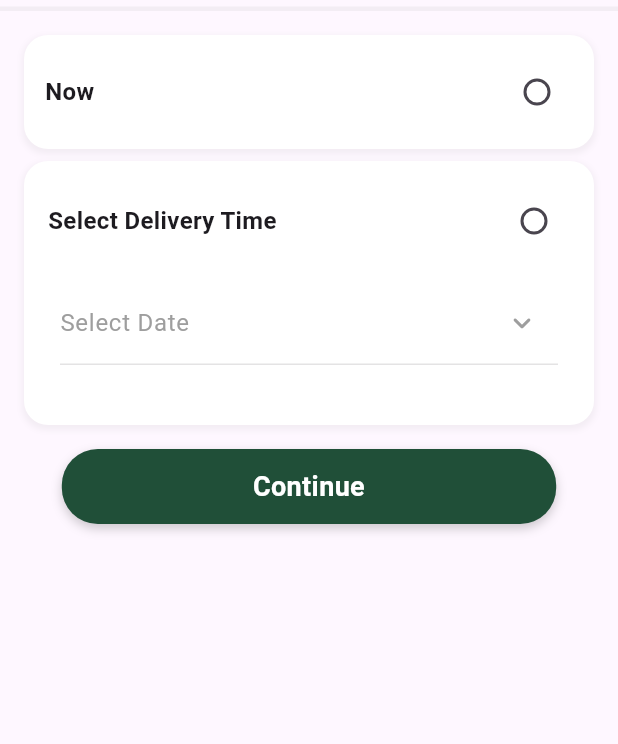
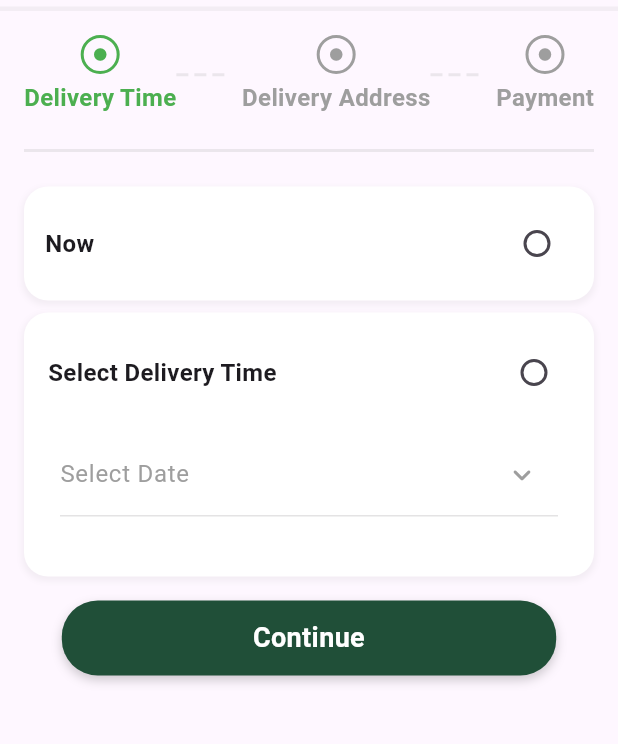
Before and after one commit to elne7/Fruits-App, a Flutter app: the screen it shows after launch, on a phone screen of 412 x 824 dp, the part 73-817 px from its top. Run offline on Flutter 3.47's test engine with Material 3 defaults, Android fonts, the phone set to English and light mode, and no system bars; drawn by our look-alikes of dotted_line; our stand-ins replace font_awesome_flutter, google_nav_bar, line_icons; missing offline and left inert: expansion_tile_list.

Commit message:
Create checkout steps section

```diff
--- /dev/null
+++ b/lib/features/checkout/presentation/widgets/checkout_steps_section.dart
@@ -0,0 +1,77 @@
+import 'package:dotted_line/dotted_line.dart';
+import 'package:flutter/material.dart';
+
+class CheckoutStepsSection extends StatefulWidget {
+  const CheckoutStepsSection({super.key});
+
+  @override
+  State<CheckoutStepsSection> createState() => _CheckoutStepsSectionState();
+}
+
+class _CheckoutStepsSectionState extends State<CheckoutStepsSection> {
+  @override
+  Widget build(BuildContext context) {
+    return Column(
+      children: [
+        Row(
+          mainAxisAlignment: MainAxisAlignment.spaceBetween,
+          children: [
+            _buildStep('Delivery Time', true),
+            Expanded(
+              child: DottedLine(
+                lineLength: 150.0,
+                dashLength: 8.0,
+                lineThickness: 2.0,
+                dashColor: Colors.grey.withAlpha(50),
+              ),
+            ),
+            _buildStep('Delivery Address', false),
+            Expanded(
+              child: DottedLine(
+                lineLength: 150.0,
+                dashLength: 8.0,
+                lineThickness: 2.0,
+                dashColor: Colors.grey.withAlpha(50),
+              ),
+            ),
+            _buildStep('Payment', false),
+          ],
+        ),
+        const SizedBox(height: 16.0),
+        Divider(color: Colors.grey.withAlpha(50), thickness: 2.0),
+      ],
+    );
+  }
+}
+
+// MARK: buildStep
+Widget _buildStep(String title, bool isActive) {
+  return Column(
+    children: [
+      Container(
+        padding: const EdgeInsets.all(6),
+        decoration: BoxDecoration(
+          shape: BoxShape.circle,
+          border: Border.all(
+            color: isActive ? Colors.green : Colors.grey,
+            width: 2.0,
+          ),
+        ),
+        child: Icon(
+          Icons.circle,
+          size: 10.0,
+          color: isActive ? Colors.green : Colors.grey,
+        ),
+      ),
+      const SizedBox(height: 4.0),
+      Text(
+        title,
+        style: TextStyle(
+          fontSize: 16.0,
+          fontWeight: FontWeight.bold,
+          color: isActive ? Colors.green : Colors.grey,
+        ),
+      ),
+    ],
+  );
+}
--- a/lib/features/checkout/presentation/widgets/delivery_time_section.dart
+++ b/lib/features/checkout/presentation/widgets/delivery_time_section.dart
@@ -1,5 +1,6 @@
 import 'package:flutter/material.dart';
 import 'package:fruits_app/features/checkout/presentation/widgets/calender_dropdown_form.dart';
+import 'package:fruits_app/features/checkout/presentation/widgets/checkout_steps_section.dart';
 
 class DeliveryTimeSection extends StatefulWidget {
   const DeliveryTimeSection({super.key});
@@ -14,6 +15,8 @@ class _DeliveryTimeSectionState extends State<DeliveryTimeSection> {
     return Column(
       mainAxisAlignment: MainAxisAlignment.start,
       children: [
+        CheckoutStepsSection(),
+        const SizedBox(height: 16.0),
         Container(
           padding: const EdgeInsets.all(6.0),
           decoration: BoxDecoration(
--- a/pubspec.yaml
+++ b/pubspec.yaml
@@ -40,6 +40,7 @@ dependencies:
   line_icons: ^2.0.3
   expansion_tile_list: ^2.0.0
   dropdown_month_year_selector: ^1.0.8
+  dotted_line: ^3.2.3
 
 dev_dependencies:
   flutter_test:
```
Also changed, not shown: pubspec.lock.
